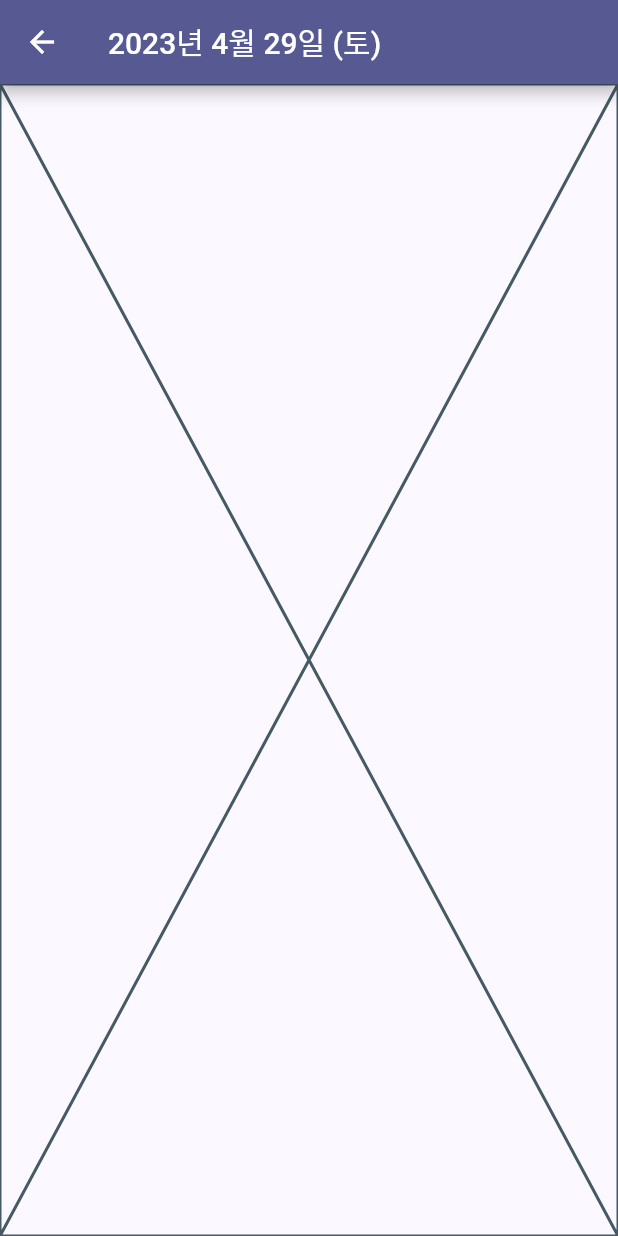
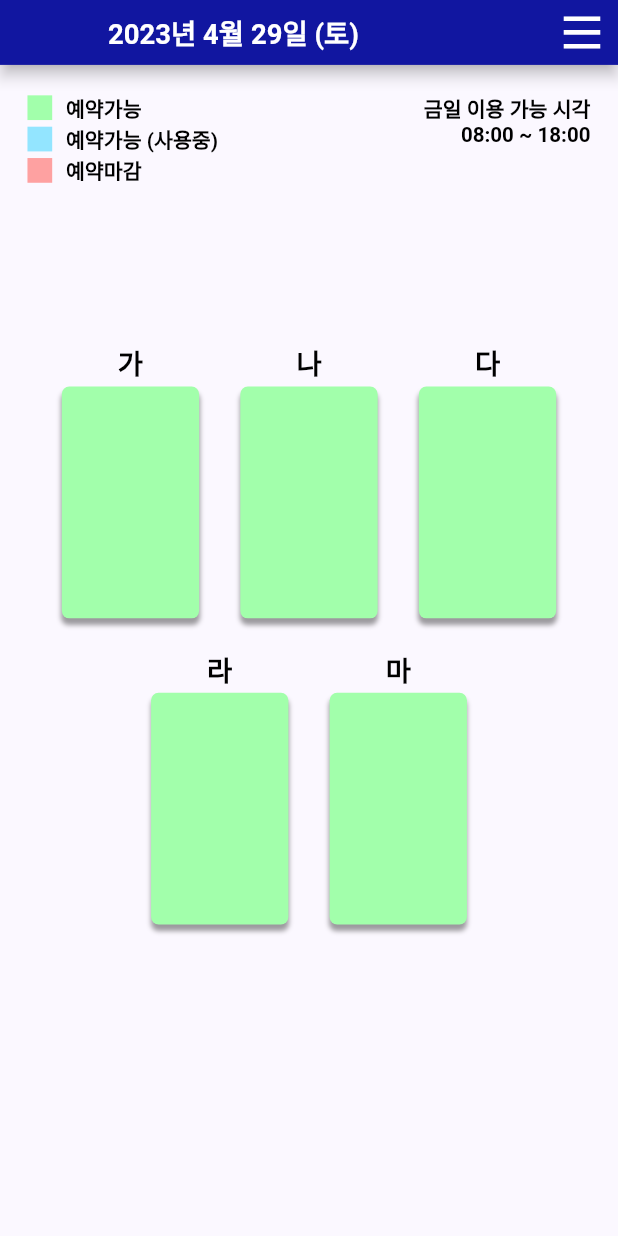
Before and after one commit to 2023-hci-chungmugong/front-end, a Flutter app: the LobbyView screen opened directly, on a phone screen of 412 x 824 dp. Run offline on Flutter 3.47's test engine with Material 2 defaults, Android fonts, the phone set to English and light mode, and no system bars; our stand-ins replace connectivity_plus, flutter_svg; missing offline and left inert: network_info_plus.

Commit message:
위젯오버플로제거

```diff
--- a/lib/main.dart
+++ b/lib/main.dart
@@ -1,5 +1,6 @@
 import 'package:chungmugong_front_end/model/app_state.dart';
 import 'package:chungmugong_front_end/view/login_view.dart';
+import 'package:chungmugong_front_end/view/wifi_in.dart';
 import 'package:flutter/material.dart';
 import 'package:provider/provider.dart';
 
--- /dev/null
+++ b/lib/model/abusing.dart
@@ -0,0 +1,18 @@
+enum AbusingType { noshow, leave }
+
+String? getAbusingMessage(AbusingType type) {
+  if (type == AbusingType.noshow) {
+    return "예약 후 입장하지 않음";
+  } else if (type == AbusingType.leave) {
+    return "무한상상공간에서 오래 벗어남";
+  }
+  return null;
+}
+
+// 부정 이용 기록 관리 클래스
+class Abusing {
+  final DateTime date;
+  final AbusingType type;
+
+  Abusing(this.date, this.type);
+}
--- a/lib/model/app_state.dart
+++ b/lib/model/app_state.dart
@@ -1,10 +1,21 @@
+import 'package:chungmugong_front_end/model/abusing.dart';
+import 'package:chungmugong_front_end/model/profile.dart';
+import 'package:chungmugong_front_end/model/reservation.dart';
 import 'package:flutter/material.dart';
 
 class AppState extends ChangeNotifier {
+  // 7~10라인 써주면 인스턴스가 Sigletone으로 생성됨
   static final AppState _instance = AppState._internal();
 
   factory AppState() => _instance;
   AppState._internal();
 
-  // 여기에 모델(전역변수) 추가
+  // 아래에 모델(전역변수) 추가
+  DateTime appDate = DateTime.now();
+
+  // 아래 변수는 추후 Firebase와 연결하여 초기화 되어야함
+  ReservationForDate reservations = ReservationForDate(DateTime.now());
+  List<Abusing> abusingLog = [];
+  List<ReservationForUser> myReservations = [];
+  Profile userData = Profile('뀨니언', '201802163');
 }
--- /dev/null
+++ b/lib/model/profile.dart
@@ -0,0 +1,6 @@
+class Profile {
+  final String name;
+  final String id;
+
+  Profile(this.name, this.id);
+}
--- /dev/null
+++ b/lib/model/reservation.dart
@@ -0,0 +1,169 @@
+// 자리 이름을 enum으로 나열
+enum SectionName { ga, na, da, ra, ma }
+
+// '가', '나'와 같은 자리명을 enum으로 변환
+SectionName? stringToSectionName(String value) {
+  if (value == '가') {
+    return SectionName.ga;
+  } else if (value == '나') {
+    return SectionName.na;
+  } else if (value == '다') {
+    return SectionName.da;
+  } else if (value == '라') {
+    return SectionName.ra;
+  } else if (value == '마') {
+    return SectionName.ma;
+  }
+
+  return null;
+}
+
+// SectionName을 String으로 변환
+String sectionNameToString(SectionName value) {
+  if (value == SectionName.ga) {
+    return "가";
+  } else if (value == SectionName.na) {
+    return "나";
+  } else if (value == SectionName.da) {
+    return "다";
+  } else if (value == SectionName.ra) {
+    return "라";
+  } else {
+    return "마";
+  }
+}
+
+// 자리 하나의 예약을 관리하는 클래스
+class SectionReservation {
+  final List<int> avaliable;
+  final List<int> reserved = [];
+
+  SectionReservation(this.avaliable);
+
+  static const List<int> defaultAvaliable = [
+    8,
+    9,
+    10,
+    11,
+    12,
+    13,
+    14,
+    15,
+    16,
+    17
+  ];
+  static const List<int> testPeriodAvaliable = [
+    8,
+    9,
+    10,
+    11,
+    12,
+    13,
+    14,
+    15,
+    16,
+    17,
+    18,
+    19,
+    20,
+    21
+  ];
+
+  // 1시간 단위 예약에 사용하는 함수
+  bool reserve(int time) {
+    if (avaliable.contains(time)) {
+      if (!reserved.contains(time)) {
+        reserved.add(time);
+        return true;
+      }
+    }
+    return false;
+  }
+
+  // 2시간 이상 예약에 사용하는 함수
+  bool reserveDuration(int start, int end) {
+    List<int> tmp = [];
+
+    for (int i = start; i <= end; i++) {
+      if (avaliable.contains(i)) {
+        if (!reserved.contains(i)) {
+          tmp.add(i);
+          continue;
+        }
+      }
+      return false;
+    }
+
+    reserved.addAll(tmp);
+    return true;
+  }
+}
+
+// 하루의 예약을 관리하는 클래스
+class ReservationForDate {
+  final DateTime date;
+  late Map<SectionName, SectionReservation> reservations;
+
+  ReservationForDate(this.date) {
+    reservations = {
+      SectionName.ga: SectionReservation(SectionReservation.defaultAvaliable),
+      SectionName.na: SectionReservation(SectionReservation.defaultAvaliable),
+      SectionName.da: SectionReservation(SectionReservation.defaultAvaliable),
+      SectionName.ra: SectionReservation(SectionReservation.defaultAvaliable),
+      SectionName.ma: SectionReservation(SectionReservation.defaultAvaliable),
+    };
+  }
+  ReservationForDate.testPeriod(this.date) {
+    reservations = {
+      SectionName.ga:
+          SectionReservation(SectionReservation.testPeriodAvaliable),
+      SectionName.na:
+          SectionReservation(SectionReservation.testPeriodAvaliable),
+      SectionName.da:
+          SectionReservation(SectionReservation.testPeriodAvaliable),
+      SectionName.ra:
+          SectionReservation(SectionReservation.testPeriodAvaliable),
+      SectionName.ma:
+          SectionReservation(SectionReservation.testPeriodAvaliable),
+    };
+  }
+}
+
+// 예약의 상태 enum으로 나열
+enum ReservationStatus { reserved, canceled, using, end }
+
+// 유저의 예약 정보를 관리하는 클래스
+class ReservationForUser {
+  final DateTime date;
+  final SectionName section;
+  final int start;
+  final int end;
+  ReservationStatus status;
+
+  ReservationForUser(
+      {required this.date,
+      required this.section,
+      required this.start,
+      required this.end,
+      required this.status});
+
+  String durationToString() {
+    String str = "";
+
+    if (start < 10) {
+      str = "0${start.toString()}";
+    } else {
+      str = start.toString();
+    }
+    str += ":00 ~ ";
+
+    if (end < 9) {
+      str += "0${(end + 1).toString()}";
+    } else {
+      str += (end + 1).toString();
+    }
+    str += ":00";
+
+    return str;
+  }
+}
--- /dev/null
+++ b/lib/util/design_kit.dart
@@ -0,0 +1,20 @@
+import 'package:flutter/material.dart';
+
+class DesignKit {
+  // colors
+  static const Color mainColor = Color.fromARGB(255, 17, 22, 160);
+  static const Color green = Color.fromARGB(255, 162, 255, 171);
+  static const Color blue = Color.fromARGB(255, 147, 229, 255);
+  static const Color red = Color.fromARGB(255, 254, 161, 161);
+  static const Color yellow = Color.fromARGB(255, 255, 215, 0);
+  static const Color gray = Color.fromARGB(255, 188, 188, 188);
+
+  // proportions
+  // figma에 있는 컴포넌트 사이즈를 넣으면 기기에 맞는 비율로 변환합니다.
+  static double getWidth(BuildContext context, double width) =>
+      MediaQuery.of(context).size.width * width / 360;
+  static double getHeight(BuildContext context, double hegiht) =>
+      MediaQuery.of(context).size.height * hegiht / 800;
+  static double getFontSize(BuildContext context, double fontSize) =>
+      MediaQuery.of(context).size.width * fontSize / 360;
+}
--- /dev/null
+++ b/lib/util/styled_component.dart
@@ -0,0 +1,100 @@
+import 'package:chungmugong_front_end/util/design_kit.dart';
+import 'package:flutter/material.dart';
+
+class BoldText12 extends StatelessWidget {
+  const BoldText12(this.data, {super.key, this.textColor, this.textAlign});
+
+  final String data;
+  final Color? textColor;
+  final TextAlign? textAlign;
+
+  @override
+  Widget build(BuildContext context) {
+    return Text(
+      data,
+      style: TextStyle(
+        fontSize: DesignKit.getFontSize(context, 12),
+        fontWeight: FontWeight.bold,
+        color: textColor ?? Colors.black,
+      ),
+      textAlign: textAlign ?? TextAlign.start,
+    );
+  }
+}
+
+class BoldText14 extends StatelessWidget {
+  const BoldText14(this.data, {super.key, this.textColor, this.textAlign});
+
+  final String data;
+  final Color? textColor;
+  final TextAlign? textAlign;
+
+  @override
+  Widget build(BuildContext context) {
+    return Text(
+      data,
+      style: TextStyle(
+        fontSize: DesignKit.getFontSize(context, 14),
+        fontWeight: FontWeight.bold,
+        color: textColor ?? Colors.black,
+      ),
+      textAlign: textAlign ?? TextAlign.start,
+    );
+  }
+}
+
+class BoldText16 extends StatelessWidget {
+  const BoldText16(this.data, {super.key, this.textColor});
+
+  final String data;
+  final Color? textColor;
+
+  @override
+  Widget build(BuildContext context) {
+    return Text(
+      data,
+      style: TextStyle(
+        fontSize: DesignKit.getFontSize(context, 16),
+        fontWeight: FontWeight.bold,
+        color: textColor ?? Colors.black,
+      ),
+    );
+  }
+}
+
+class BoldText20 extends StatelessWidget {
+  const BoldText20(this.data, {super.key, this.textColor});
+
+  final String data;
+  final Color? textColor;
+
+  @override
+  Widget build(BuildContext context) {
+    return Text(
+      data,
+      style: TextStyle(
+        fontSize: DesignKit.getFontSize(context, 20),
+        fontWeight: FontWeight.bold,
+        color: textColor ?? Colors.black,
+      ),
+    );
+  }
+}
+
+class PlainText14 extends StatelessWidget {
+  const PlainText14(this.data, {super.key, this.textColor});
+
+  final String data;
+  final Color? textColor;
+
+  @override
+  Widget build(BuildContext context) {
+    return Text(
+      data,
+      style: TextStyle(
+        fontSize: DesignKit.getFontSize(context, 14),
+        color: textColor ?? Colors.black,
+      ),
+    );
+  }
+}
--- /dev/null
+++ b/lib/view/lobby_body.dart
@@ -0,0 +1,142 @@
+import 'package:chungmugong_front_end/util/design_kit.dart';
+import 'package:chungmugong_front_end/util/styled_component.dart';
+import 'package:flutter/material.dart';
+
+class LobbyBody extends StatefulWidget {
+  const LobbyBody({super.key});
+
+  @override
+  State<LobbyBody> createState() => _LobbyBodyState();
+}
+
+class _LobbyBodyState extends State<LobbyBody> {
+  @override
+  Widget build(BuildContext context) {
+    return Column(
+      children: [
+        const LobbyBodyInfo(),
+        Column(
+          mainAxisAlignment: MainAxisAlignment.center,
+          children: [
+            SizedBox(height: DesignKit.getHeight(context, 80)),
+            Row(
+              mainAxisAlignment: MainAxisAlignment.center,
+              children: const [TableItem('가'), TableItem('나'), TableItem('다')],
+            ),
+            Row(
+              mainAxisAlignment: MainAxisAlignment.center,
+              children: const [TableItem('라'), TableItem('마')],
+            ),
+          ],
+        ),
+      ],
+    );
+  }
+}
+
+class TableItem extends StatelessWidget {
+  const TableItem(this.name, {super.key});
+
+  final String name;
+
+  // TODO: 색깔 및 텍스트 표현
+  @override
+  Widget build(BuildContext context) {
+    return Column(
+      children: [
+        BoldText16(name),
+        Container(
+          width: DesignKit.getWidth(context, 80),
+          height: DesignKit.getHeight(context, 150),
+          margin: EdgeInsets.only(
+            top: DesignKit.getHeight(context, 2),
+            bottom: DesignKit.getHeight(context, 20),
+            left: DesignKit.getWidth(context, 12),
+            right: DesignKit.getWidth(context, 12),
+          ),
+          decoration: const BoxDecoration(
+            color: DesignKit.green,
+            borderRadius: BorderRadius.all(Radius.circular(5)),
+            boxShadow: [
+              BoxShadow(
+                color: Colors.black38,
+                offset: Offset(0, 4),
+                blurRadius: 2,
+              )
+            ],
+          ),
+        ),
+      ],
+    );
+  }
+}
+
+class LobbyBodyInfo extends StatelessWidget {
+  const LobbyBodyInfo({super.key});
+
+  @override
+  Widget build(BuildContext context) {
+    return Container(
+      height: DesignKit.getHeight(context, 100),
+      padding: EdgeInsets.symmetric(
+        horizontal: DesignKit.getWidth(context, 16),
+        vertical: DesignKit.getHeight(context, 18),
+      ),
+      child: Row(
+        mainAxisAlignment: MainAxisAlignment.spaceBetween,
+        crossAxisAlignment: CrossAxisAlignment.start,
+        children: [
+          SizedBox(
+            height: DesignKit.getHeight(context, 60),
+            child: Column(
+              mainAxisAlignment: MainAxisAlignment.spaceBetween,
+              crossAxisAlignment: CrossAxisAlignment.start,
+              children: [
+                Row(
+                  children: [
+                    Container(
+                      width: DesignKit.getHeight(context, 16),
+                      height: DesignKit.getHeight(context, 16),
+                      margin: EdgeInsets.only(
+                          right: DesignKit.getWidth(context, 8)),
+                      child: const ColoredBox(color: DesignKit.green),
+                    ),
+                    const BoldText12('예약가능'),
+                  ],
+                ),
+                Row(
+                  children: [
+                    Container(
+                      width: DesignKit.getHeight(context, 16),
+                      height: DesignKit.getHeight(context, 16),
+                      margin: EdgeInsets.only(
+                          right: DesignKit.getWidth(context, 8)),
+                      child: const ColoredBox(color: DesignKit.blue),
+                    ),
+                    const BoldText12('예약가능 (사용중)'),
+                  ],
+                ),
+                Row(
+                  children: [
+                    Container(
+                      width: DesignKit.getHeight(context, 16),
+                      height: DesignKit.getHeight(context, 16),
+                      margin: EdgeInsets.only(
+                          right: DesignKit.getWidth(context, 8)),
+                      child: const ColoredBox(color: DesignKit.red),
+                    ),
+                    const BoldText12('예약마감'),
+                  ],
+                ),
+              ],
+            ),
+          ),
+          const BoldText12(
+            '금일 이용 가능 시각\n08:00 ~ 18:00',
+            textAlign: TextAlign.end,
+          ),
+        ],
+      ),
+    );
+  }
+}
--- a/lib/view/lobby_view.dart
+++ b/lib/view/lobby_view.dart
@@ -1,4 +1,8 @@
+import 'package:chungmugong_front_end/util/design_kit.dart';
+import 'package:chungmugong_front_end/util/styled_component.dart';
+import 'package:chungmugong_front_end/view/lobby_body.dart';
 import 'package:flutter/material.dart';
+import 'package:flutter_svg/svg.dart';
 
 class LobbyView extends StatelessWidget {
   const LobbyView({super.key});
@@ -6,10 +10,28 @@ class LobbyView extends StatelessWidget {
   @override
   Widget build(BuildContext context) {
     return Scaffold(
-      appBar: AppBar(
-        title: const Text('2023년 4월 29일 (토)'),
+      appBar: PreferredSize(
+        preferredSize: Size.fromHeight(DesignKit.getHeight(context, 42)),
+        child: AppBar(
+          backgroundColor: DesignKit.mainColor,
+          leading: const SizedBox(),
+          title: const BoldText16(
+            '2023년 4월 29일 (토)',
+            textColor: Colors.white,
+          ),
+          actions: [
+            IconButton(
+              onPressed: () {},
+              icon: SvgPicture.asset(
+                'assets/icons/hamburger.svg',
+                width: DesignKit.getWidth(context, 24),
+                height: DesignKit.getHeight(context, 21),
+              ),
+            ),
+          ],
+        ),
       ),
-      body: Placeholder(),
+      body: LobbyBody(),
     );
   }
 }
--- a/pubspec.yaml
+++ b/pubspec.yaml
@@ -36,6 +36,8 @@ dependencies:
   cupertino_icons: ^1.0.2
   provider: ^6.0.5
   flutter_svg: ^2.0.2
+  network_info_plus: ^4.0.0
+  connectivity_plus: ^4.0.0
 
 dev_dependencies:
   flutter_test:
@@ -60,6 +62,7 @@ flutter:
 
   assets:
     - assets/images/
+    - assets/icons/
 
   # An image asset can refer to one or more resolution-specific "variants", see
   # https://flutter.dev/assets-and-images/#resolution-aware
```
Also changed, not shown: lib/view/login_view.dart (+5 -2 lines), lib/view/wifi_in.dart (added, +114 -0 lines), assets/icons/hamburger.svg (added), 1 other file.
